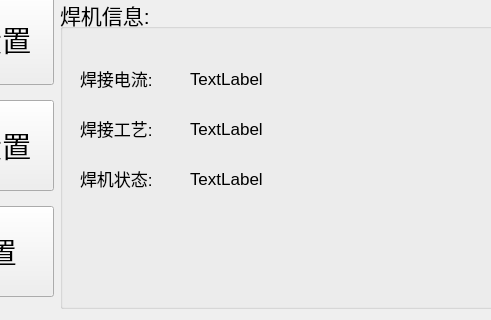
Old version of the form qtweldingdlg.ui in the repository qubo188612/qtwelding; both pictures show x 148 to 639 and y 450 to 770 of the 1294 by 770 pixel window.
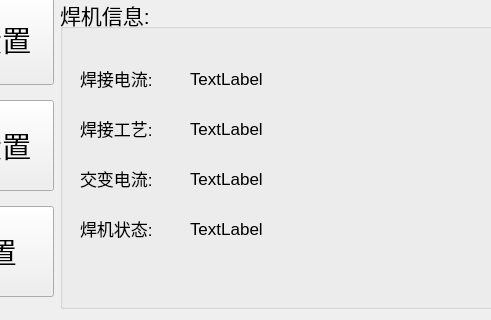
New version of the form.

```diff
--- a/qtweldingdlg.ui
+++ b/qtweldingdlg.ui
@@ -1072,7 +1072,7 @@
         <property name="geometry">
          <rect>
           <x>20</x>
-          <y>170</y>
+          <y>220</y>
           <width>81</width>
           <height>21</height>
          </rect>
@@ -1087,6 +1087,42 @@
         </property>
        </widget>
        <widget class="QLabel" name="weld_state">
+        <property name="geometry">
+         <rect>
+          <x>130</x>
+          <y>220</y>
+          <width>221</width>
+          <height>21</height>
+         </rect>
+        </property>
+        <property name="font">
+         <font>
+          <pointsize>13</pointsize>
+         </font>
+        </property>
+        <property name="text">
+         <string>TextLabel</string>
+        </property>
+       </widget>
+       <widget class="QLabel" name="label_31">
+        <property name="geometry">
+         <rect>
+          <x>20</x>
+          <y>170</y>
+          <width>81</width>
+          <height>21</height>
+         </rect>
+        </property>
+        <property name="font">
+         <font>
+          <pointsize>13</pointsize>
+         </font>
+        </property>
+        <property name="text">
+         <string>交变电流:</string>
+        </property>
+       </widget>
+       <widget class="QLabel" name="weld_alternating">
         <property name="geometry">
          <rect>
           <x>130</x>
```
Left out of the diff: 2 changed lines with no effect on the pictures.
